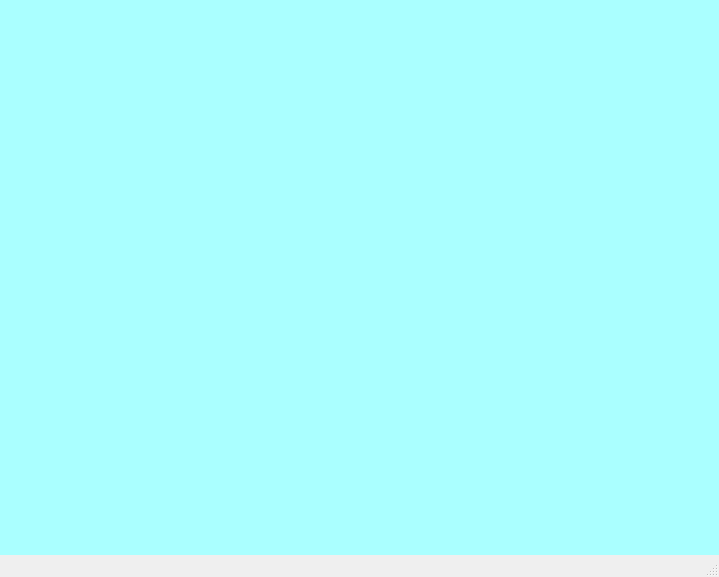
The window that Type-P/mainwindow.ui (Xannada/Spring15Project2) describes before a commit, drawn with Qt 5.
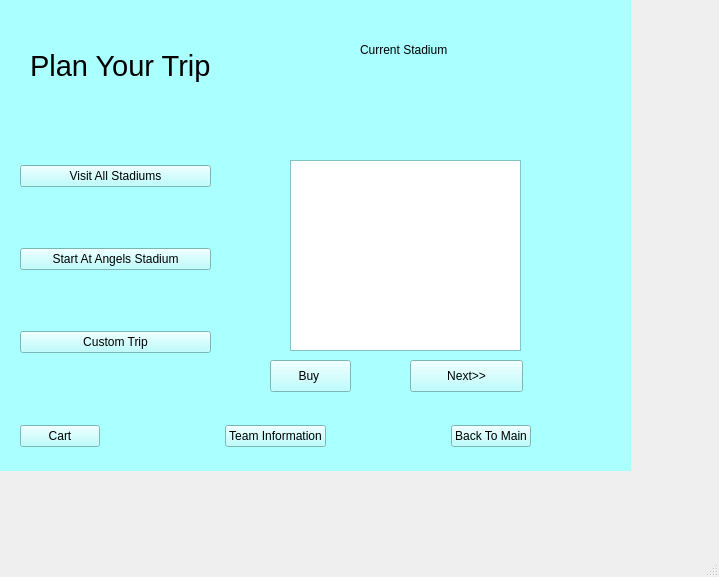
The same window after the commit. The open tabs and pages were chosen to show the change. Icons and pictures are not drawn.

Commit message: added trip window prolly half way done

The edit to the form file:
```diff
--- a/Type-P/mainwindow.ui
+++ b/Type-P/mainwindow.ui
@@ -22,8 +22,8 @@
      <rect>
       <x>0</x>
       <y>0</y>
-      <width>721</width>
-      <height>561</height>
+      <width>631</width>
+      <height>471</height>
      </rect>
     </property>
     <property name="palette">
@@ -1115,6 +1115,223 @@
      <property name="autoFillBackground">
       <bool>true</bool>
      </property>
+     <widget class="QLabel" name="label_11">
+      <property name="geometry">
+       <rect>
+        <x>30</x>
+        <y>40</y>
+        <width>191</width>
+        <height>51</height>
+       </rect>
+      </property>
+      <property name="font">
+       <font>
+        <pointsize>22</pointsize>
+       </font>
+      </property>
+      <property name="text">
+       <string>Plan Your Trip</string>
+      </property>
+     </widget>
+     <widget class="QStackedWidget" name="navigateTrip">
+      <property name="geometry">
+       <rect>
+        <x>250</x>
+        <y>20</y>
+        <width>311</width>
+        <height>391</height>
+       </rect>
+      </property>
+      <property name="currentIndex">
+       <number>2</number>
+      </property>
+      <widget class="QWidget" name="welcome"/>
+      <widget class="QWidget" name="all">
+       <widget class="QTableWidget" name="merchTable">
+        <property name="geometry">
+         <rect>
+          <x>40</x>
+          <y>140</y>
+          <width>231</width>
+          <height>191</height>
+         </rect>
+        </property>
+        <property name="selectionMode">
+         <enum>QAbstractItemView::SingleSelection</enum>
+        </property>
+       </widget>
+       <widget class="QLabel" name="label_12">
+        <property name="geometry">
+         <rect>
+          <x>110</x>
+          <y>20</y>
+          <width>121</width>
+          <height>20</height>
+         </rect>
+        </property>
+        <property name="text">
+         <string>Current Stadium</string>
+        </property>
+       </widget>
+       <widget class="QLabel" name="currentS">
+        <property name="geometry">
+         <rect>
+          <x>60</x>
+          <y>50</y>
+          <width>211</width>
+          <height>20</height>
+         </rect>
+        </property>
+        <property name="text">
+         <string/>
+        </property>
+       </widget>
+       <widget class="QPushButton" name="buy">
+        <property name="geometry">
+         <rect>
+          <x>20</x>
+          <y>340</y>
+          <width>81</width>
+          <height>32</height>
+         </rect>
+        </property>
+        <property name="text">
+         <string>Buy </string>
+        </property>
+       </widget>
+       <widget class="QPushButton" name="next">
+        <property name="geometry">
+         <rect>
+          <x>160</x>
+          <y>340</y>
+          <width>113</width>
+          <height>32</height>
+         </rect>
+        </property>
+        <property name="text">
+         <string>Next&gt;&gt;</string>
+        </property>
+       </widget>
+      </widget>
+      <widget class="QWidget" name="angelsStart">
+       <widget class="QTableWidget" name="angelsTable">
+        <property name="geometry">
+         <rect>
+          <x>30</x>
+          <y>80</y>
+          <width>256</width>
+          <height>281</height>
+         </rect>
+        </property>
+       </widget>
+       <widget class="QLabel" name="label_13">
+        <property name="geometry">
+         <rect>
+          <x>80</x>
+          <y>20</y>
+          <width>171</width>
+          <height>51</height>
+         </rect>
+        </property>
+        <property name="text">
+         <string>Starting at Angels Stadium</string>
+        </property>
+       </widget>
+      </widget>
+      <widget class="QWidget" name="custom"/>
+     </widget>
+     <widget class="QWidget" name="">
+      <property name="geometry">
+       <rect>
+        <x>20</x>
+        <y>110</y>
+        <width>191</width>
+        <height>301</height>
+       </rect>
+      </property>
+      <layout class="QVBoxLayout" name="verticalLayout_2">
+       <item>
+        <widget class="QPushButton" name="visitAllBttn">
+         <property name="text">
+          <string>Visit All Stadiums</string>
+         </property>
+        </widget>
+       </item>
+       <item>
+        <widget class="QPushButton" name="angelsBttn">
+         <property name="text">
+          <string>Start At Angels Stadium</string>
+         </property>
+        </widget>
+       </item>
+       <item>
+        <widget class="QPushButton" name="customBttn">
+         <property name="text">
+          <string>Custom Trip</string>
+         </property>
+        </widget>
+       </item>
+      </layout>
+     </widget>
+     <widget class="QWidget" name="">
+      <property name="geometry">
+       <rect>
+        <x>20</x>
+        <y>420</y>
+        <width>511</width>
+        <height>32</height>
+       </rect>
+      </property>
+      <layout class="QHBoxLayout" name="horizontalLayout_3">
+       <item>
+        <widget class="QPushButton" name="cartBttn">
+         <property name="text">
+          <string>Cart</string>
+         </property>
+        </widget>
+       </item>
+       <item>
+        <spacer name="horizontalSpacer_2">
+         <property name="orientation">
+          <enum>Qt::Horizontal</enum>
+         </property>
+         <property name="sizeHint" stdset="0">
+          <size>
+           <width>40</width>
+           <height>20</height>
+          </size>
+         </property>
+        </spacer>
+       </item>
+       <item>
+        <widget class="QPushButton" name="pushButton_8">
+         <property name="text">
+          <string>Team Information</string>
+         </property>
+        </widget>
+       </item>
+       <item>
+        <spacer name="horizontalSpacer">
+         <property name="orientation">
+          <enum>Qt::Horizontal</enum>
+         </property>
+         <property name="sizeHint" stdset="0">
+          <size>
+           <width>40</width>
+           <height>20</height>
+          </size>
+         </property>
+        </spacer>
+       </item>
+       <item>
+        <widget class="QPushButton" name="pushButton_5">
+         <property name="text">
+          <string>Back To Main</string>
+         </property>
+        </widget>
+       </item>
+      </layout>
+     </widget>
     </widget>
     <widget class="QWidget" name="CartPage">
      <property name="autoFillBackground">
```
Left out of the diff: 2 changed lines with no effect on the pictures. The commit also changes 13 other files.
